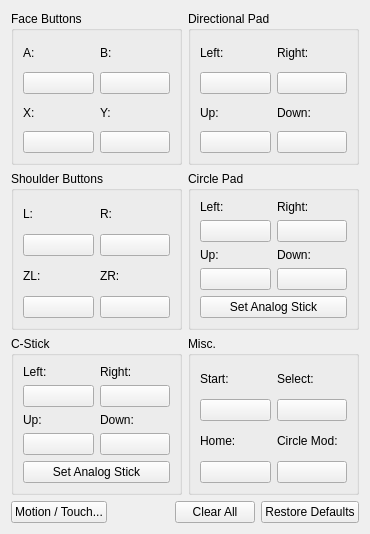
Qt form src/citra_qt/configuration/configure_input.ui (nick90845/citra) before a commit.
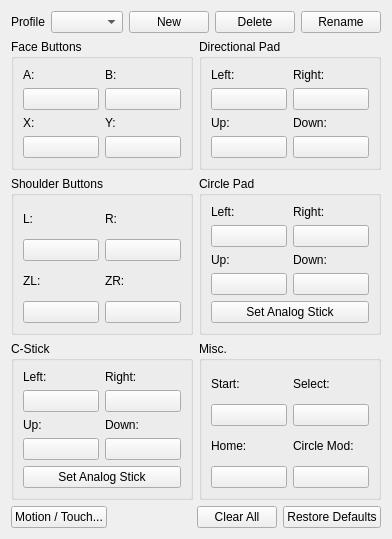
The same form after that commit.

```diff
--- a/src/citra_qt/configuration/configure_input.ui
+++ b/src/citra_qt/configuration/configure_input.ui
@@ -6,14 +6,62 @@
    <rect>
     <x>0</x>
     <y>0</y>
-    <width>370</width>
-    <height>534</height>
+    <width>374</width>
+    <height>535</height>
    </rect>
   </property>
   <property name="windowTitle">
    <string>ConfigureInput</string>
   </property>
   <layout class="QVBoxLayout" name="verticalLayout_5">
+   <item>
+    <layout class="QHBoxLayout" name="horizontalLayout_3">
+     <item>
+      <widget class="QLabel" name="label_5">
+       <property name="text">
+        <string>Profile</string>
+       </property>
+      </widget>
+     </item>
+     <item>
+      <widget class="QComboBox" name="profile"/>
+     </item>
+     <item>
+      <spacer name="horizontalSpacer_2">
+       <property name="orientation">
+        <enum>Qt::Horizontal</enum>
+       </property>
+       <property name="sizeHint" stdset="0">
+        <size>
+         <width>40</width>
+         <height>20</height>
+        </size>
+       </property>
+      </spacer>
+     </item>
+     <item>
+      <widget class="QPushButton" name="buttonNew">
+       <property name="text">
+        <string>New</string>
+       </property>
+      </widget>
+     </item>
+     <item>
+      <widget class="QPushButton" name="buttonDelete">
+       <property name="text">
+        <string>Delete</string>
+       </property>
+      </widget>
+     </item>
+     <item>
+      <widget class="QPushButton" name="buttonRename">
+       <property name="text">
+        <string>Rename</string>
+       </property>
+      </widget>
+     </item>
+    </layout>
+   </item>
    <item>
     <layout class="QGridLayout" name="gridLayout_7">
      <item row="0" column="0">
@@ -289,50 +337,7 @@
         <bool>false</bool>
        </property>
        <layout class="QGridLayout" name="gridLayout_4">
-        <item row="2" column="0" colspan="2">
-         <widget class="QPushButton" name="buttonCircleAnalog">
-          <property name="text">
-           <string>Set Analog Stick</string>
-          </property>
-         </widget>
-        </item>
-        <item row="0" column="0">
-         <layout class="QVBoxLayout" name="verticalLayout_17">
-          <item>
-           <widget class="QLabel" name="label_21">
-            <property name="text">
-             <string>Left:</string>
-            </property>
-           </widget>
-          </item>
-          <item>
-           <widget class="QPushButton" name="buttonCircleLeft">
-            <property name="text">
-             <string/>
-            </property>
-           </widget>
-          </item>
-         </layout>
-        </item>
-        <item row="0" column="1">
-         <layout class="QVBoxLayout" name="verticalLayout_18">
-          <item>
-           <widget class="QLabel" name="label_23">
-            <property name="text">
-             <string>Right:</string>
-            </property>
-           </widget>
-          </item>
-          <item>
-           <widget class="QPushButton" name="buttonCircleRight">
-            <property name="text">
-             <string/>
-            </property>
-           </widget>
-          </item>
-         </layout>
-        </item>
-        <item row="1" column="0">
+        <item row="1" column="1">
          <layout class="QVBoxLayout" name="verticalLayout_19">
           <item>
            <widget class="QLabel" name="label_24">
@@ -350,7 +355,7 @@
           </item>
          </layout>
         </item>
-        <item row="1" column="1">
+        <item row="1" column="2">
          <layout class="QVBoxLayout" name="verticalLayout_20">
           <item>
            <widget class="QLabel" name="label_22">
@@ -368,6 +373,49 @@
           </item>
          </layout>
         </item>
+        <item row="0" column="2">
+         <layout class="QVBoxLayout" name="verticalLayout_18">
+          <item>
+           <widget class="QLabel" name="label_23">
+            <property name="text">
+             <string>Right:</string>
+            </property>
+           </widget>
+          </item>
+          <item>
+           <widget class="QPushButton" name="buttonCircleRight">
+            <property name="text">
+             <string/>
+            </property>
+           </widget>
+          </item>
+         </layout>
+        </item>
+        <item row="2" column="1" colspan="2">
+         <widget class="QPushButton" name="buttonCircleAnalog">
+          <property name="text">
+           <string>Set Analog Stick</string>
+          </property>
+         </widget>
+        </item>
+        <item row="0" column="1">
+         <layout class="QVBoxLayout" name="verticalLayout_17">
+          <item>
+           <widget class="QLabel" name="label_21">
+            <property name="text">
+             <string>Left:</string>
+            </property>
+           </widget>
+          </item>
+          <item>
+           <widget class="QPushButton" name="buttonCircleLeft">
+            <property name="text">
+             <string/>
+            </property>
+           </widget>
+          </item>
+         </layout>
+        </item>
        </layout>
       </widget>
      </item>
@@ -555,6 +603,8 @@
     </layout>
    </item>
    <item>
+    <layout class="QVBoxLayout" name="verticalLayout_6">
+     <item>
     <layout class="QHBoxLayout" name="horizontalLayout">
      <item>
       <widget class="QPushButton" name="buttonMotionTouch">
@@ -652,6 +702,8 @@
         <string>Restore Defaults</string>
        </property>
       </widget>
+       </item>
+      </layout>
      </item>
     </layout>
    </item>
```
Left out of the diff: 108 changed lines with no effect on the pictures. Lines whose indentation alone changed are shown as unchanged.
